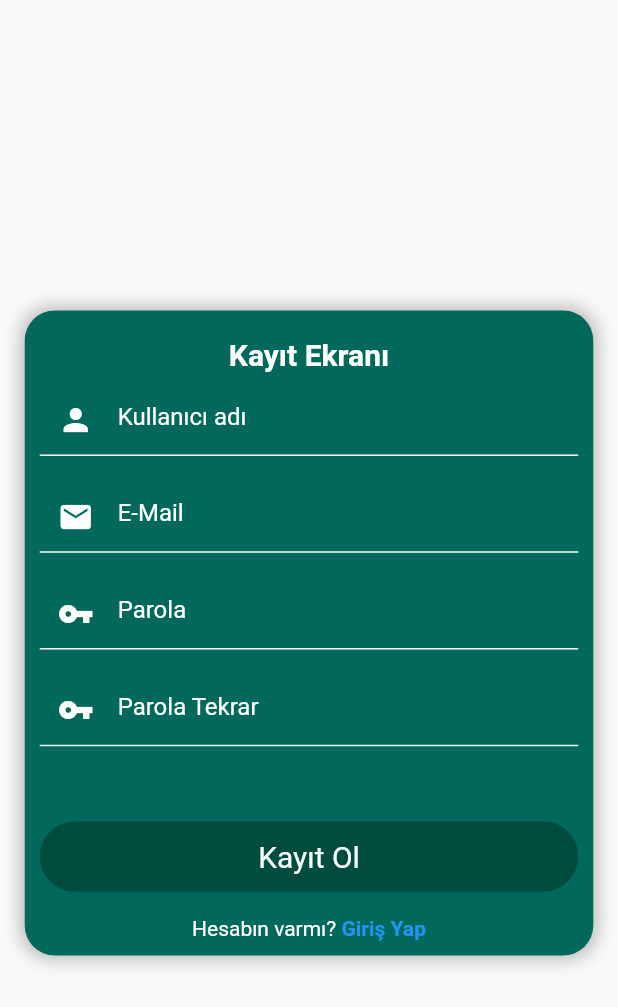
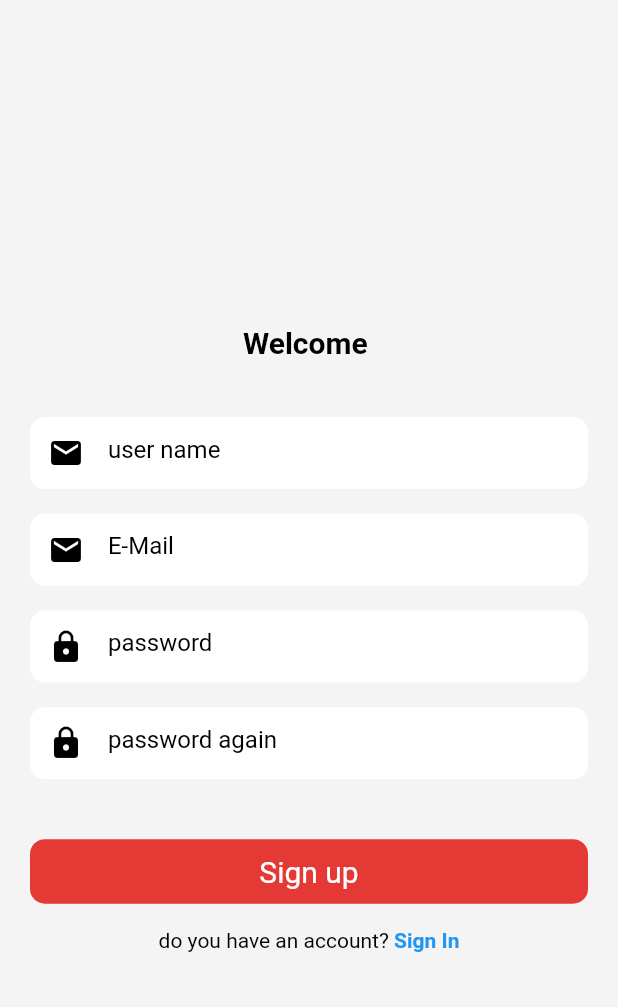
Before and after one commit to Projeyonetimiiii/MusicPlayer, a Flutter app: the ReqisterScreen screen opened directly, on a phone screen of 412 x 824 dp. Shown: the top 1007 px of the screen. Run offline on Flutter 3.47's test engine with Material 2 defaults, Android fonts, the phone set to English and light mode, and no system bars; our stand-ins replace cloud_firestore, firebase_auth, firebase_core; accounts and stored records are empty.

Commit message:
#tasarım düzenleme

```diff
--- a/lib/views/register_screen.dart
+++ b/lib/views/register_screen.dart
@@ -31,7 +31,9 @@ class _ReqisterScreenState extends State<ReqisterScreen> {
   Widget build(BuildContext context) {
     var size = MediaQuery.of(context).size;
     return Scaffold(
-        body: Center(
+        body:  Container(
+         color: Colors.grey.shade400.withOpacity(0.1),
+          child: Center(
       child: SingleChildScrollView(
           physics: BouncingScrollPhysics(),
           child: Column(
@@ -41,17 +43,6 @@ class _ReqisterScreenState extends State<ReqisterScreen> {
                 child: Center(
                   child: Padding(
                     padding: const EdgeInsets.symmetric(horizontal: 10.0),
-                  child: Container(
-                    width: size.width * .92,
-                    decoration: BoxDecoration(
-                        color: Colors.teal.shade800,
-                        borderRadius: BorderRadius.all(Radius.circular(20)),
-                        boxShadow: [
-                          BoxShadow(
-                              color: Colors.grey.withOpacity(.75),
-                              blurRadius: 10,
-                              spreadRadius: 2)
-                        ]),
                     child: Padding(
                       padding: const EdgeInsets.all(10.0),
                       child: Center(
@@ -59,123 +50,108 @@ class _ReqisterScreenState extends State<ReqisterScreen> {
                           children: [
                             Padding(
                               padding: const EdgeInsets.all(8.0),
-                              child: Text("Kayıt Ekranı",
+                              child: Text("Welcome ",
                                   style: TextStyle(
                                       fontWeight: FontWeight.bold,
                                       fontSize: 20,
-                                      color: Colors.white)),
+                                      color: Colors.black)),
                             ),
-                            TextField(
+                            SizedBox(height: 30,),
+                            Material(
+                       color: Colors.white,
+                       borderRadius: BorderRadius.all(Radius.circular(10)),
+                       child: TextField(
                            controller: _nameController,
                            style: TextStyle(
-                                  color: Colors.white,
+                             color: Colors.black,
                            ),
-                                cursorColor: Colors.white,
-                                keyboardType: TextInputType.emailAddress,
-                                decoration: InputDecoration(
-                                  prefixIcon: Icon(
-                                    Icons.person,
-                                    color: Colors.white,
-                                  ),
-                                  hintText: 'Kullanıcı adı',
-                                  prefixText: ' ',
-                                  hintStyle: TextStyle(color: Colors.white),
-                                  focusColor: Colors.white,
-                                  focusedBorder: UnderlineInputBorder(
-                                      borderSide: BorderSide(
-                                    color: Colors.white,
-                                  )),
-                                  enabledBorder: UnderlineInputBorder(
-                                      borderSide: BorderSide(
-                                    color: Colors.white,
-                                  )),
-                                )),
-                            SizedBox(
-                              height: size.height * 0.02,
-                            ),
-                            TextField(
-                                controller: _emailController,
-                                style: TextStyle(
-                                  color: Colors.white,
-                                ),
-                                cursorColor: Colors.white,
+                           cursorColor: Colors.black,
                            keyboardType: TextInputType.emailAddress,
                            decoration: InputDecoration(
                              prefixIcon: Icon(
                                Icons.mail,
+                               color: Colors.black,
+                             ),
+                             hintText: 'user name',
+                             prefixText: ' ',
+                             hintStyle: TextStyle(color: Colors.black),
+                                border: InputBorder.none
+                           )),
+                     ),
+                            SizedBox(
+                              height: size.height * 0.02,
+                            ),
+                            Material(
                        color: Colors.white,
+                       borderRadius: BorderRadius.all(Radius.circular(10)),
+                       child: TextField(
+                           controller: _emailController,
+                           style: TextStyle(
+                             color: Colors.black,
+                           ),
+                           cursorColor: Colors.black,
+                           keyboardType: TextInputType.emailAddress,
+                           decoration: InputDecoration(
+                             prefixIcon: Icon(
+                               Icons.mail,
+                               color: Colors.black,
                              ),
                              hintText: 'E-Mail',
                              prefixText: ' ',
-                                  hintStyle: TextStyle(color: Colors.white),
-                                  focusColor: Colors.white,
-                                  focusedBorder: UnderlineInputBorder(
-                                      borderSide: BorderSide(
-                                    color: Colors.white,
+                             hintStyle: TextStyle(color: Colors.black),
+                                border: InputBorder.none
                            )),
-                                  enabledBorder: UnderlineInputBorder(
-                                      borderSide: BorderSide(
-                                    color: Colors.white,
-                                  )),
-                                )),
+                     ),
                             SizedBox(
                               height: size.height * 0.02,
                             ),
-                            TextField(
+                                            Material(
+                       color: Colors.white,
+                       borderRadius: BorderRadius.all(Radius.circular(10)),
+                       child: TextField(
+                           controller: _passwordController,
                            style: TextStyle(
-                                  color: Colors.white,
+                             color: Colors.black,
                            ),
-                                cursorColor: Colors.white,
-                                controller: _passwordController,
-                                obscureText: true,
+                           cursorColor: Colors.black,
+                           keyboardType: TextInputType.emailAddress,
                            decoration: InputDecoration(
                              prefixIcon: Icon(
-                                    Icons.vpn_key,
-                                    color: Colors.white,
+                               Icons.lock,
+                               color: Colors.black,
                              ),
-                                  hintText: 'Parola',
+                             hintText: 'password',
                              prefixText: ' ',
-                                  hintStyle: TextStyle(color: Colors.white),
-                                  focusColor: Colors.white,
-                                  focusedBorder: UnderlineInputBorder(
-                                      borderSide: BorderSide(
-                                    color: Colors.white,
+                             hintStyle: TextStyle(color: Colors.black),
+                            border: InputBorder.none
                            )),
-                                  enabledBorder: UnderlineInputBorder(
-                                      borderSide: BorderSide(
-                                    color: Colors.white,
-                                  )),
-                                )),
+                     ),
                             SizedBox(
                               height: size.height * 0.02,
                             ),
-                            TextField(
+                                          Material(
+                       color: Colors.white,
+                       borderRadius: BorderRadius.all(Radius.circular(10)),
+                       child: TextField(
+                           controller: _passwordAgainController,
                            style: TextStyle(
-                                  color: Colors.white,
+                             color: Colors.black,
                            ),
-                                cursorColor: Colors.white,
-                                controller: _passwordAgainController,
-                                obscureText: true,
+                           cursorColor: Colors.black,
+                           keyboardType: TextInputType.emailAddress,
                            decoration: InputDecoration(
                              prefixIcon: Icon(
-                                    Icons.vpn_key,
-                                    color: Colors.white,
+                               Icons.lock,
+                               color: Colors.black,
                              ),
-                                  hintText: 'Parola Tekrar',
+                             hintText: 'password again',
                              prefixText: ' ',
-                                  hintStyle: TextStyle(color: Colors.white),
-                                  focusColor: Colors.white,
-                                  focusedBorder: UnderlineInputBorder(
-                                      borderSide: BorderSide(
-                                    color: Colors.white,
+                             hintStyle: TextStyle(color: Colors.black),
+                            border: InputBorder.none
                            )),
-                                  enabledBorder: UnderlineInputBorder(
-                                      borderSide: BorderSide(
-                                    color: Colors.white,
-                                  )),
-                                )),
+                     ),
                             SizedBox(
-                              height: 50,
+                              height: 40,
                             ),
                             InkWell(
                               onTap: () async {
@@ -199,17 +175,15 @@ class _ReqisterScreenState extends State<ReqisterScreen> {
                               child: Container(
                          padding: EdgeInsets.symmetric(vertical: 5),
                          decoration: BoxDecoration(
-                                    color: Colors.teal.shade900,
-                                    border: Border.all(
-                                        color: Colors.teal.shade900, width: 2),
-                                    //color: colorPrimaryShade,
+                             color: Colors.red.shade600,
+
                              borderRadius:
-                                        BorderRadius.all(Radius.circular(30))),
+                                 BorderRadius.all(Radius.circular(10))),
                          child: Padding(
                            padding: const EdgeInsets.all(5.0),
                                   child: Center(
                                       child: Text(
-                                    "Kayıt Ol",
+                                    "Sign up",
                                     style: TextStyle(
                                       color: Colors.white,
                                       fontSize: 20,
@@ -225,8 +199,8 @@ class _ReqisterScreenState extends State<ReqisterScreen> {
                               mainAxisAlignment: MainAxisAlignment.center,
                               children: [
                                 Text(
-                                  "Hesabın varmı? ",
-                                  style: TextStyle(color: Colors.white),
+                                  "do you have an account? ",
+                                  style: TextStyle(color: Colors.black),
                                 ),
                                 InkWell(
                                   onTap: () {
@@ -237,7 +211,7 @@ class _ReqisterScreenState extends State<ReqisterScreen> {
                                                 LoginScreen()));
                                   },
                                   child: Text(
-                                    "Giriş Yap",
+                                    "Sign In",
                                     style: TextStyle(
                                       color: Colors.blue,
                                       fontWeight: FontWeight.bold,
@@ -253,8 +227,8 @@ class _ReqisterScreenState extends State<ReqisterScreen> {
                   ),
                 ),
               ),
+            ],
           ),
-          ],
       ),
     ),
         ));
```
Lines whose indentation alone changed are shown as unchanged.
